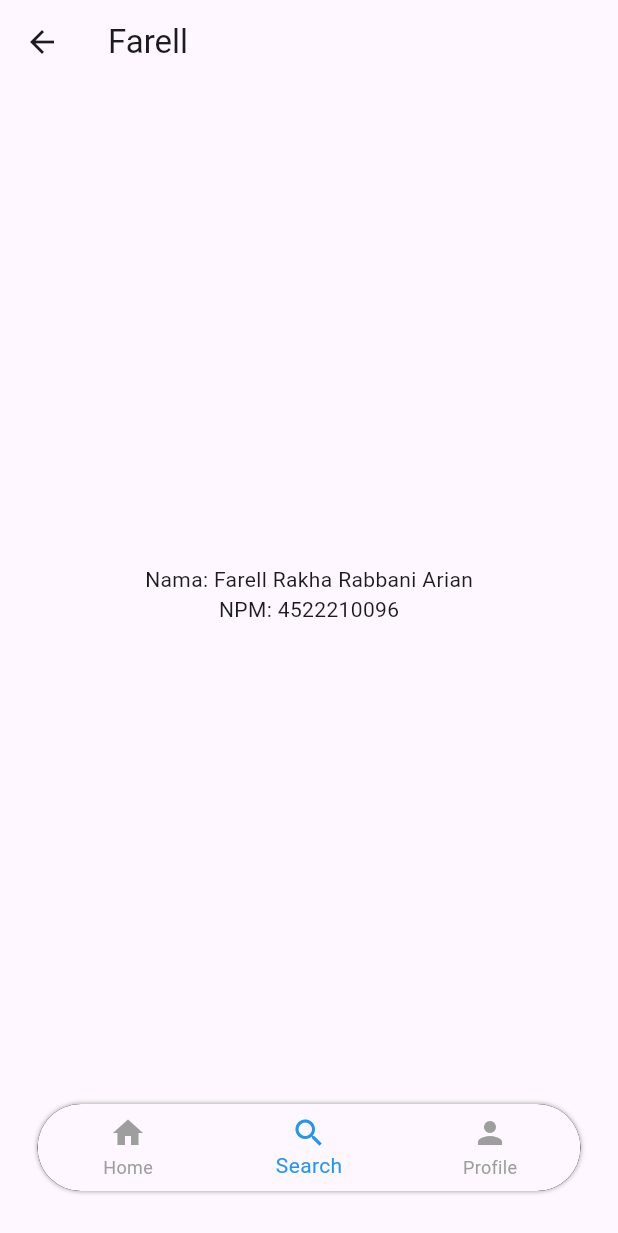
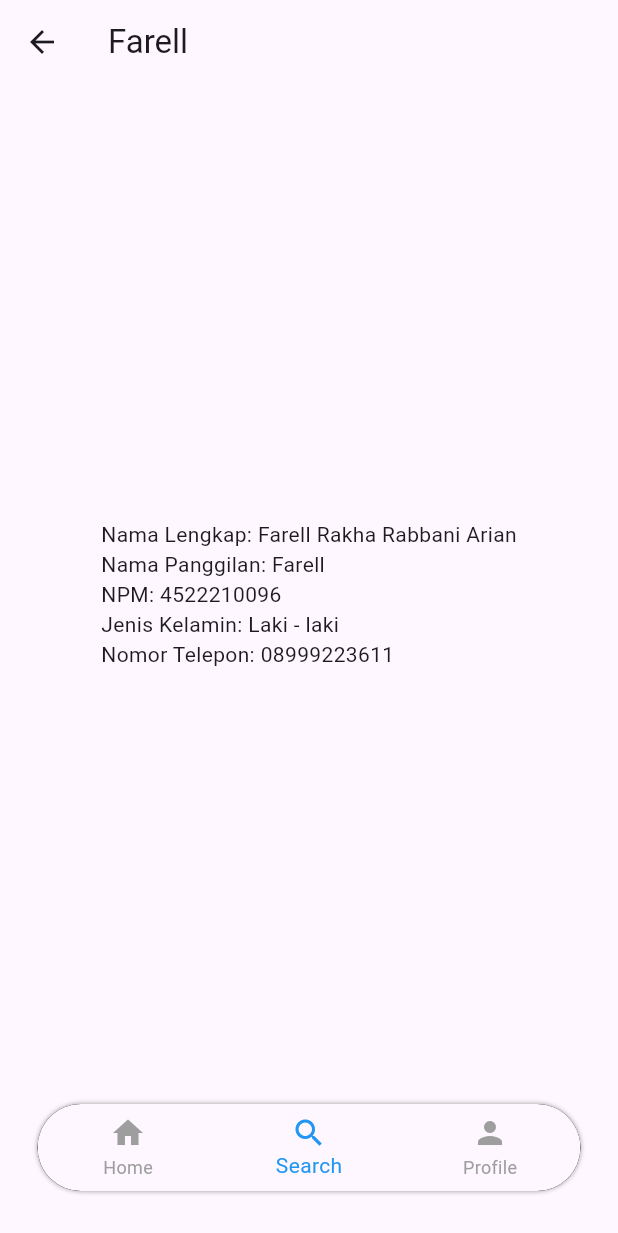
Before and after one commit to FerryAchmadAkbar4522210088/PBM-ZTE, a Flutter app: the FarellPage screen opened directly, on a phone screen of 412 x 824 dp. Shown: the top 1233 px of the screen. Run offline on Flutter 3.47's test engine with Material 3 defaults, Android fonts, the phone set to English and light mode, and no system bars.

Commit message:
tambah biodata

```diff
--- a/lib/main.dart
+++ b/lib/main.dart
@@ -1,5 +1,5 @@
 import 'package:flutter/material.dart';
-import 'package:flutter_application_1/pages/home.dart';
+import 'package:pbm/pages/home.dart';
 
 void main() {
   runApp(const MyApp());
--- a/lib/pages/bayu.dart
+++ b/lib/pages/bayu.dart
@@ -1,5 +1,4 @@
 import 'package:flutter/material.dart';
-import 'home.dart'; // Pastikan ini sesuai dengan lokasi file HomePage
 
 class BayuPage extends StatefulWidget {
   @override
@@ -12,8 +11,7 @@ class _BayuPageState extends State<BayuPage> {
   void _onItemTapped(int index) {
     if (index == 0) {
       // Jika Home diklik, kembali ke HomePage
-      Navigator.pushReplacement(
-          context, MaterialPageRoute(builder: (context) => HomePage()));
+      Navigator.pop(context);
     }
     setState(() {
       _selectedIndex = index;
@@ -27,9 +25,13 @@ class _BayuPageState extends State<BayuPage> {
       body: Center(
         child: Column(
           mainAxisAlignment: MainAxisAlignment.center,
+          crossAxisAlignment: CrossAxisAlignment.start,
           children: const [
-            Text("Nama: Bahrudin Yusuf"),
+            Text("Nama Lengkap: Bahrudin Yusuf"),
+            Text("Nama Panggilan: Bayu"),
             Text("NPM: 4522210076"),
+            Text("Jenis Kelamin: Laki - laki"),
+            Text("Nomor Telepon: 085892720034"),
           ],
         ),
       ),
--- a/lib/pages/chris.dart
+++ b/lib/pages/chris.dart
@@ -1,5 +1,4 @@
 import 'package:flutter/material.dart';
-import 'home.dart'; // Pastikan ini sesuai dengan lokasi file HomePage
 
 class ChrisPage extends StatefulWidget {
   @override
@@ -12,8 +11,7 @@ class _ChrisPageState extends State<ChrisPage> {
   void _onItemTapped(int index) {
     if (index == 0) {
       // Jika Home diklik, kembali ke HomePage
-      Navigator.pushReplacement(
-          context, MaterialPageRoute(builder: (context) => HomePage()));
+      Navigator.pop(context);
     }
     setState(() {
       _selectedIndex = index;
@@ -27,9 +25,13 @@ class _ChrisPageState extends State<ChrisPage> {
       body: Center(
         child: Column(
           mainAxisAlignment: MainAxisAlignment.center,
+          crossAxisAlignment: CrossAxisAlignment.start,
           children: const [
-            Text("Nama: Christian Jonathan Kolinug"),
+            Text("Nama Lengkap: Christian Jonathan Kolinug"),
+            Text("Nama Panggilan: Christian Jonathan Kolinug"),
             Text("NPM: 4522210105"),
+            Text("Jenis Kelamin: Laki - laki"),
+            Text("Nomor Telepon: 082125062257"),
           ],
         ),
       ),
--- a/lib/pages/farell.dart
+++ b/lib/pages/farell.dart
@@ -1,5 +1,4 @@
 import 'package:flutter/material.dart';
-import 'home.dart'; // Pastikan ini sesuai dengan lokasi file HomePage
 
 class FarellPage extends StatefulWidget {
   @override
@@ -7,13 +6,12 @@ class FarellPage extends StatefulWidget {
 }
 
 class _FarellPageState extends State<FarellPage> {
-  int _selectedIndex = 1; // Atur indeks default ke halaman saat ini
+  int _selectedIndex = 1;
 
   void _onItemTapped(int index) {
     if (index == 0) {
-      // Jika Home diklik, kembali ke HomePage
-      Navigator.pushReplacement(
-          context, MaterialPageRoute(builder: (context) => HomePage()));
+
+      Navigator.pop(context);
     }
     setState(() {
       _selectedIndex = index;
@@ -27,9 +25,13 @@ class _FarellPageState extends State<FarellPage> {
       body: Center(
         child: Column(
           mainAxisAlignment: MainAxisAlignment.center,
+          crossAxisAlignment: CrossAxisAlignment.start,
           children: const [
-            Text("Nama: Farell Rakha Rabbani Arian"),
+            Text("Nama Lengkap: Farell Rakha Rabbani Arian"),
+            Text("Nama Panggilan: Farell"),
             Text("NPM: 4522210096"),
+            Text("Jenis Kelamin: Laki - laki"),
+            Text("Nomor Telepon: 08999223611"),
           ],
         ),
       ),
--- a/lib/pages/ferry.dart
+++ b/lib/pages/ferry.dart
@@ -1,5 +1,4 @@
 import 'package:flutter/material.dart';
-import 'home.dart'; // Pastikan ini sesuai dengan lokasi file HomePage
 
 class FerryPage extends StatefulWidget {
   @override
@@ -12,8 +11,7 @@ class _FerryPageState extends State<FerryPage> {
   void _onItemTapped(int index) {
     if (index == 0) {
       // Jika Home diklik, kembali ke HomePage
-      Navigator.pushReplacement(
-          context, MaterialPageRoute(builder: (context) => HomePage()));
+      Navigator.pop(context);
     }
     setState(() {
       _selectedIndex = index;
@@ -27,9 +25,13 @@ class _FerryPageState extends State<FerryPage> {
       body: Center(
         child: Column(
           mainAxisAlignment: MainAxisAlignment.center,
+          crossAxisAlignment: CrossAxisAlignment.start,
           children: const [
-            Text("Nama: Ferry Achmad Akbar"),
-            Text("NPM: 4522210088"),
+            Text("Nama Lengkap    : Ferry Achmad Akbar"),
+            Text("Nama Panggilan  : Ferry"),
+            Text("NPM                      : 4522210088"),
+            Text("Jenis Kelamin     : Laki - laki"),
+            Text("Nomor Telepon   : 085728940074"),
           ],
         ),
       ),
--- a/lib/pages/hafidz.dart
+++ b/lib/pages/hafidz.dart
@@ -1,5 +1,4 @@
 import 'package:flutter/material.dart';
-import 'home.dart'; // Pastikan ini sesuai dengan lokasi file HomePage
 
 class HafidzPage extends StatefulWidget {
   @override
@@ -7,13 +6,12 @@ class HafidzPage extends StatefulWidget {
 }
 
 class _HafidzPageState extends State<HafidzPage> {
-  int _selectedIndex = 1; // Atur indeks default ke halaman saat ini
+  int _selectedIndex = 1;
 
   void _onItemTapped(int index) {
     if (index == 0) {
-      // Jika Home diklik, kembali ke HomePage
-      Navigator.pushReplacement(
-          context, MaterialPageRoute(builder: (context) => HomePage()));
+
+      Navigator.pop(context);
     }
     setState(() {
       _selectedIndex = index;
@@ -27,9 +25,13 @@ class _HafidzPageState extends State<HafidzPage> {
       body: Center(
         child: Column(
           mainAxisAlignment: MainAxisAlignment.center,
+          crossAxisAlignment: CrossAxisAlignment.start,
           children: const [
-            Text("Nama: Muhammad Hafidz Aulia"),
+            Text("Nama Lengkap: Muhammad Hafidz Aulia"),
+            Text("Nama Panggilan: Hafidz"),
             Text("NPM: 4522210063"),
+            Text("Jenis Kelamin: Laki - laki"),
+            Text("Nomor Telepon: 087876006020"),
           ],
         ),
       ),
```
Also changed, not shown: lib/pages/home.dart (+7 -5 lines), 5 other files.
